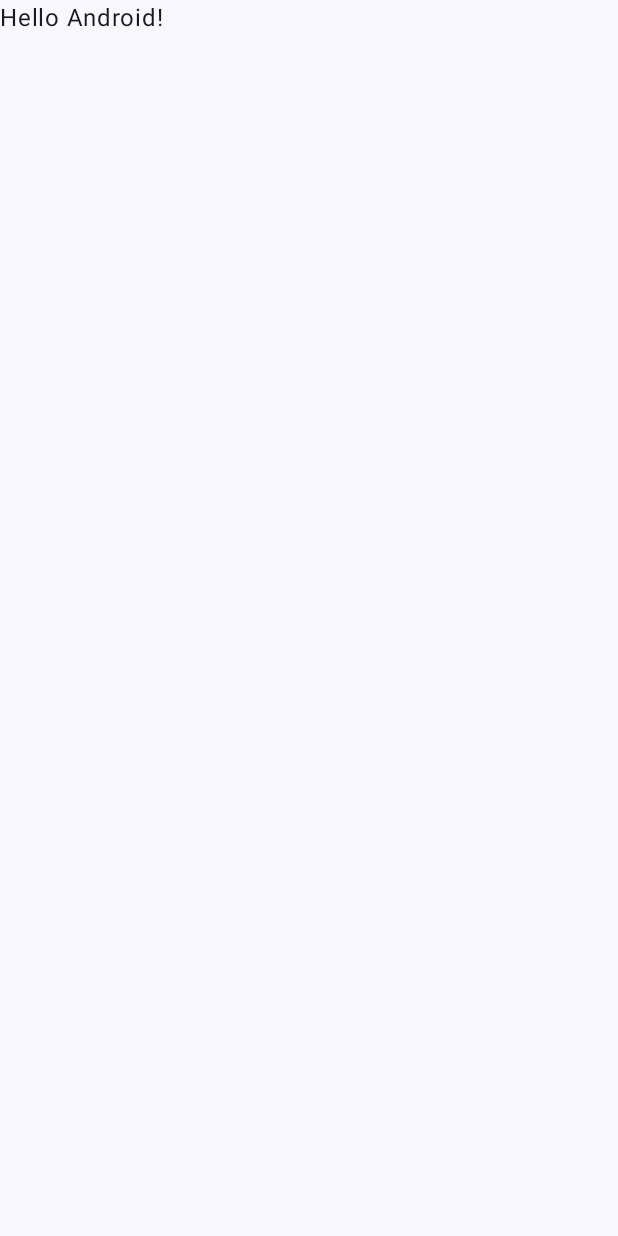
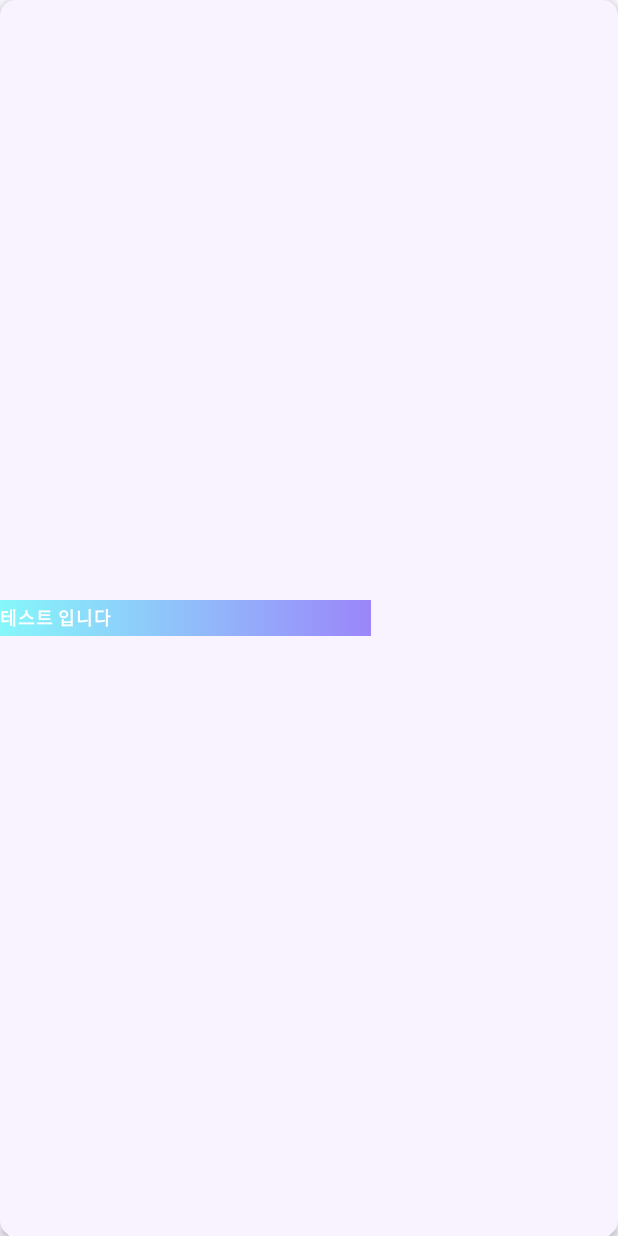
Before and after one commit to Hyuck9/ComposeProgressItem, an Android app built with Jetpack Compose: the screen it shows after launch (MainActivity), on a phone screen of 412 x 824 dp. Before the commit the screen is almost empty. Run offline under Robolectric (Android 15) with nearby library versions, the phone set to English and light mode, and no system bars.

Commit message:
o Gradle Dependency version change o MainActivity Preview Test o ProgressItem UI Test

```diff
--- a/app/src/main/java/io/github/hyuck9/progressitem/sample/MainActivity.kt
+++ b/app/src/main/java/io/github/hyuck9/progressitem/sample/MainActivity.kt
@@ -3,13 +3,24 @@ package io.github.hyuck9.progressitem.sample
 import android.os.Bundle
 import androidx.activity.ComponentActivity
 import androidx.activity.compose.setContent
+import androidx.compose.foundation.background
 import androidx.compose.foundation.layout.fillMaxSize
+import androidx.compose.foundation.layout.fillMaxWidth
+import androidx.compose.foundation.shape.RoundedCornerShape
 import androidx.compose.material3.MaterialTheme
 import androidx.compose.material3.Surface
 import androidx.compose.material3.Text
 import androidx.compose.runtime.Composable
 import androidx.compose.ui.Modifier
+import androidx.compose.ui.draw.clip
+import androidx.compose.ui.draw.shadow
+import androidx.compose.ui.graphics.Brush
+import androidx.compose.ui.graphics.Color
+import androidx.compose.ui.text.font.FontWeight
 import androidx.compose.ui.tooling.preview.Preview
+import androidx.compose.ui.unit.dp
+import androidx.compose.ui.unit.sp
+import io.github.hyuck9.progressitem.ProgressItem
 import io.github.hyuck9.progressitem.sample.ui.theme.ProgressItemTheme
 
 class MainActivity : ComponentActivity() {
@@ -22,7 +33,24 @@ class MainActivity : ComponentActivity() {
                     modifier = Modifier.fillMaxSize(),
                     color = MaterialTheme.colorScheme.background
                 ) {
-                    Greeting("Android")
+                    ProgressItem(
+                        modifier = Modifier
+                            .fillMaxWidth()
+                            .shadow(elevation = 3.dp, shape = RoundedCornerShape(10.dp))
+                            .clip(RoundedCornerShape(10.dp))
+                            .background(Color(0xfff9f2ff))
+                        ,
+                        brush = Brush.horizontalGradient(listOf(Color(0xff86f7fa), Color(0xff9b86fa))),
+                        percent = 60f,
+                        content = @Composable {
+                            Text(
+                                text = "테스트 입니다",
+                                fontSize = 12.sp,
+                                fontWeight = FontWeight.Bold,
+                                color = Color.White
+                            )
+                        }
+                    )
                 }
             }
         }
@@ -41,3 +69,28 @@ fun DefaultPreview() {
         Greeting("Android")
     }
 }
+
+@Preview(showBackground = true)
+@Composable
+fun ProgressItemPreview() {
+    ProgressItemTheme {
+        ProgressItem(
+            modifier = Modifier
+                .fillMaxWidth()
+                .shadow(elevation = 3.dp, shape = RoundedCornerShape(10.dp))
+                .clip(RoundedCornerShape(10.dp))
+                .background(Color(0xfff9f2ff))
+            ,
+            brush = Brush.horizontalGradient(listOf(Color(0xff86f7fa), Color(0xff9b86fa))),
+            percent = 60f,
+            content = @Composable {
+                Text(
+                    text = "테스트 입니다",
+                    fontSize = 12.sp,
+                    fontWeight = FontWeight.Bold,
+                    color = Color.White
+                )
+            }
+        )
+    }
+}
--- a/build.gradle
+++ b/build.gradle
@@ -6,5 +6,5 @@ buildscript {
 plugins {
     id 'com.android.application' version '7.4.0' apply false
     id 'com.android.library' version '7.4.0' apply false
-    id 'org.jetbrains.kotlin.android' version '1.8.0' apply false
+    id 'org.jetbrains.kotlin.android' version '1.7.20' apply false
 }
--- /dev/null
+++ b/library/src/main/java/io/github/hyuck9/progressitem/ProgressItem.kt
@@ -0,0 +1,71 @@
+package io.github.hyuck9.progressitem
+
+import androidx.compose.foundation.background
+import androidx.compose.foundation.layout.*
+import androidx.compose.runtime.Composable
+import androidx.compose.ui.Alignment
+import androidx.compose.ui.Modifier
+import androidx.compose.ui.graphics.Brush
+import androidx.compose.ui.graphics.Color
+import androidx.compose.ui.graphics.RectangleShape
+import androidx.compose.ui.graphics.Shape
+
+@Composable
+fun ProgressItem(
+    modifier: Modifier = Modifier,
+    brush: Brush,
+    shape: Shape = RectangleShape,
+    alpha: Float = 1.0f,
+    percent: Float,
+    content: @Composable () -> Unit
+) {
+    ProgressItem(
+        modifier = modifier,
+        progressModifier = Modifier.background(brush, shape, alpha),
+        percent = percent,
+        content = content
+    )
+}
+
+@Composable
+fun ProgressItem(
+    modifier: Modifier = Modifier,
+    color: Color,
+    shape: Shape = RectangleShape,
+    percent: Float,
+    content: @Composable () -> Unit
+) {
+    ProgressItem(
+        modifier = modifier,
+        progressModifier = Modifier.background(color, shape),
+        percent = percent,
+        content = content
+    )
+}
+
+@Composable
+fun ProgressItem(
+    modifier: Modifier = Modifier,
+    progressModifier: Modifier = Modifier,
+    percent: Float,
+    content: @Composable () -> Unit
+) {
+    BoxWithConstraints(
+        modifier = modifier,
+        contentAlignment = Alignment.CenterStart
+    ) {
+        val progressWidth = (maxWidth * percent / 100)
+        Box(
+            modifier = Modifier
+                .fillMaxWidth()
+                .height(IntrinsicSize.Min)
+        ) {
+            Box(
+                modifier = progressModifier
+                    .width(width = progressWidth)
+                    .fillMaxHeight()
+            )
+            content()
+        }
+    }
+}
```
Also changed, not shown: app/build.gradle (+6 -5 lines), library/build.gradle (+9 -1 lines).
